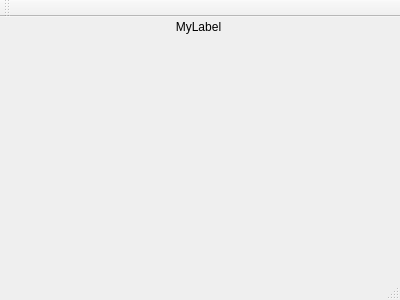
reivax-boucoi/QT, file test_gui/mainwindow.ui: the form before one commit.
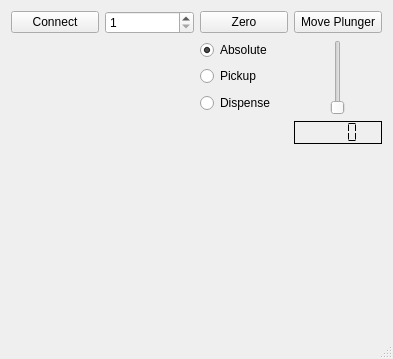
The form after the commit.

```diff
--- a/test_gui/mainwindow.ui
+++ b/test_gui/mainwindow.ui
@@ -6,51 +6,164 @@
    <rect>
     <x>0</x>
     <y>0</y>
-    <width>400</width>
-    <height>300</height>
+    <width>393</width>
+    <height>359</height>
    </rect>
   </property>
   <property name="windowTitle">
    <string>MainWindow</string>
   </property>
   <widget class="QWidget" name="centralWidget">
-   <widget class="QLabel" name="status_label">
-    <property name="geometry">
-     <rect>
-      <x>-2</x>
-      <y>0</y>
-      <width>401</width>
-      <height>20</height>
-     </rect>
-    </property>
-    <property name="frameShape">
-     <enum>QFrame::NoFrame</enum>
-    </property>
-    <property name="text">
-     <string>MyLabel</string>
-    </property>
-    <property name="alignment">
-     <set>Qt::AlignCenter</set>
-    </property>
-   </widget>
-  </widget>
-  <widget class="QMenuBar" name="menuBar">
-   <property name="geometry">
-    <rect>
-     <x>0</x>
-     <y>0</y>
-     <width>400</width>
-     <height>23</height>
-    </rect>
-   </property>
-  </widget>
-  <widget class="QToolBar" name="mainToolBar">
-   <attribute name="toolBarArea">
-    <enum>TopToolBarArea</enum>
-   </attribute>
-   <attribute name="toolBarBreak">
-    <bool>false</bool>
-   </attribute>
+   <layout class="QGridLayout" name="gridLayout">
+    <item row="0" column="2">
+     <widget class="QSpinBox" name="spinBox_address">
+      <property name="minimum">
+       <number>1</number>
+      </property>
+      <property name="maximum">
+       <number>14</number>
+      </property>
+      <property name="displayIntegerBase">
+       <number>16</number>
+      </property>
+     </widget>
+    </item>
+    <item row="0" column="3">
+     <widget class="QPushButton" name="initbutton">
+      <property name="sizePolicy">
+       <sizepolicy hsizetype="Preferred" vsizetype="Fixed">
+        <horstretch>0</horstretch>
+        <verstretch>0</verstretch>
+       </sizepolicy>
+      </property>
+      <property name="toolTip">
+       <string>&lt;html&gt;&lt;head/&gt;&lt;body&gt;&lt;p&gt;Initialize the pump and valve&lt;/p&gt;&lt;/body&gt;&lt;/html&gt;</string>
+      </property>
+      <property name="text">
+       <string>Zero</string>
+      </property>
+     </widget>
+    </item>
+    <item row="3" column="3">
+     <widget class="QRadioButton" name="radioButton_pickup">
+      <property name="text">
+       <string>Pickup</string>
+      </property>
+     </widget>
+    </item>
+    <item row="2" column="4" rowspan="3">
+     <widget class="QSlider" name="poslider">
+      <property name="sizePolicy">
+       <sizepolicy hsizetype="Preferred" vsizetype="Preferred">
+        <horstretch>0</horstretch>
+        <verstretch>0</verstretch>
+       </sizepolicy>
+      </property>
+      <property name="minimumSize">
+       <size>
+        <width>0</width>
+        <height>75</height>
+       </size>
+      </property>
+      <property name="contextMenuPolicy">
+       <enum>Qt::DefaultContextMenu</enum>
+      </property>
+      <property name="maximum">
+       <number>3000</number>
+      </property>
+      <property name="singleStep">
+       <number>1</number>
+      </property>
+      <property name="value">
+       <number>0</number>
+      </property>
+      <property name="tracking">
+       <bool>true</bool>
+      </property>
+      <property name="orientation">
+       <enum>Qt::Vertical</enum>
+      </property>
+      <property name="invertedAppearance">
+       <bool>false</bool>
+      </property>
+      <property name="invertedControls">
+       <bool>false</bool>
+      </property>
+     </widget>
+    </item>
+    <item row="0" column="1">
+     <widget class="QPushButton" name="pushButton_connect">
+      <property name="text">
+       <string>Connect</string>
+      </property>
+     </widget>
+    </item>
+    <item row="0" column="4">
+     <widget class="QPushButton" name="plungermovebutton">
+      <property name="sizePolicy">
+       <sizepolicy hsizetype="Preferred" vsizetype="Fixed">
+        <horstretch>0</horstretch>
+        <verstretch>0</verstretch>
+       </sizepolicy>
+      </property>
+      <property name="text">
+       <string>Move Plunger</string>
+      </property>
+     </widget>
+    </item>
+    <item row="5" column="4">
+     <widget class="QLCDNumber" name="lcdNumber">
+      <property name="frameShape">
+       <enum>QFrame::Box</enum>
+      </property>
+      <property name="frameShadow">
+       <enum>QFrame::Plain</enum>
+      </property>
+      <property name="lineWidth">
+       <number>1</number>
+      </property>
+      <property name="smallDecimalPoint">
+       <bool>false</bool>
+      </property>
+      <property name="digitCount">
+       <number>4</number>
+      </property>
+      <property name="segmentStyle">
+       <enum>QLCDNumber::Flat</enum>
+      </property>
+     </widget>
+    </item>
+    <item row="2" column="3">
+     <widget class="QRadioButton" name="radioButton_absolute">
+      <property name="text">
+       <string>Absolute</string>
+      </property>
+      <property name="checked">
+       <bool>true</bool>
+      </property>
+     </widget>
+    </item>
+    <item row="4" column="3">
+     <widget class="QRadioButton" name="radioButton_dispense">
+      <property name="text">
+       <string>Dispense</string>
+      </property>
+     </widget>
+    </item>
+    <item row="6" column="4">
+     <spacer name="verticalSpacer">
+      <property name="orientation">
+       <enum>Qt::Vertical</enum>
+      </property>
+      <property name="sizeHint" stdset="0">
+       <size>
+        <width>20</width>
+        <height>40</height>
+       </size>
+      </property>
+     </spacer>
+    </item>
+   </layout>
   </widget>
   <widget class="QStatusBar" name="statusBar"/>
  </widget>
```
Left out of the diff: 67 changed lines with no effect on the pictures.
